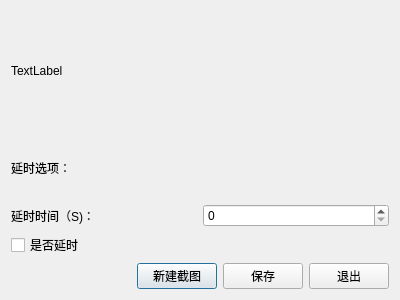
Qt form snap.ui (JackZ0/2) before a commit.
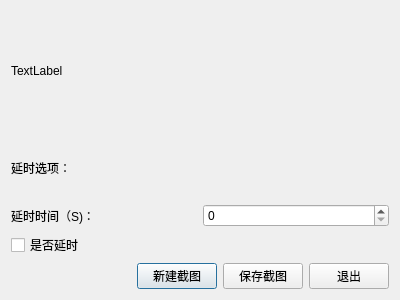
The same form after that commit.

Commit message: 增加保存

```diff
--- a/snap.ui
+++ b/snap.ui
@@ -80,7 +80,7 @@
        <item>
         <widget class="QPushButton" name="savepicpushButton">
          <property name="text">
-          <string>保存</string>
+          <string>保存截图</string>
          </property>
         </widget>
        </item>
```
The commit also changes 4 other files.
